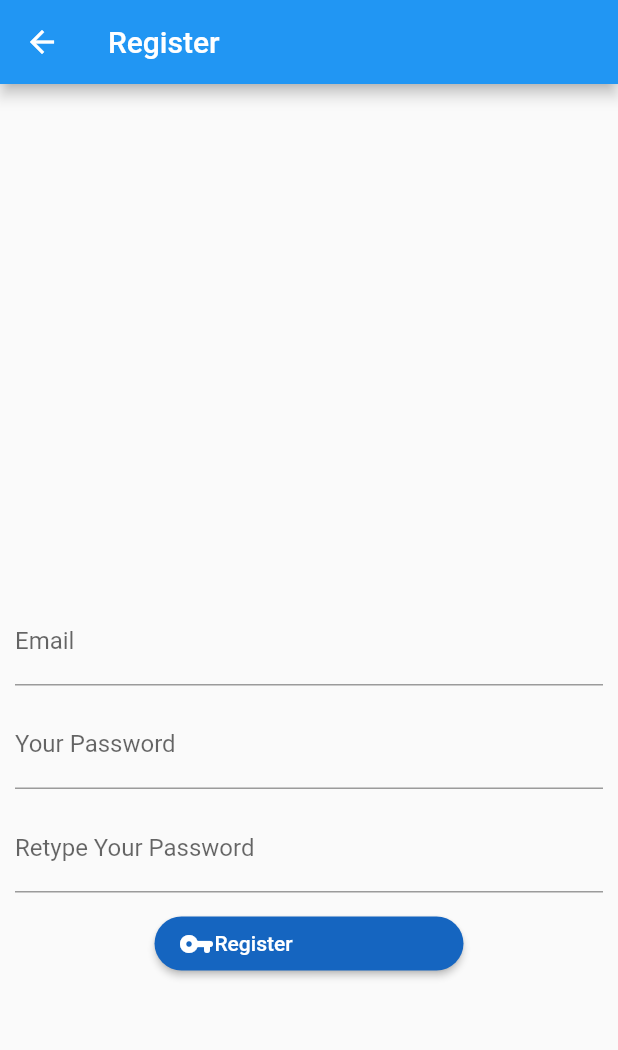
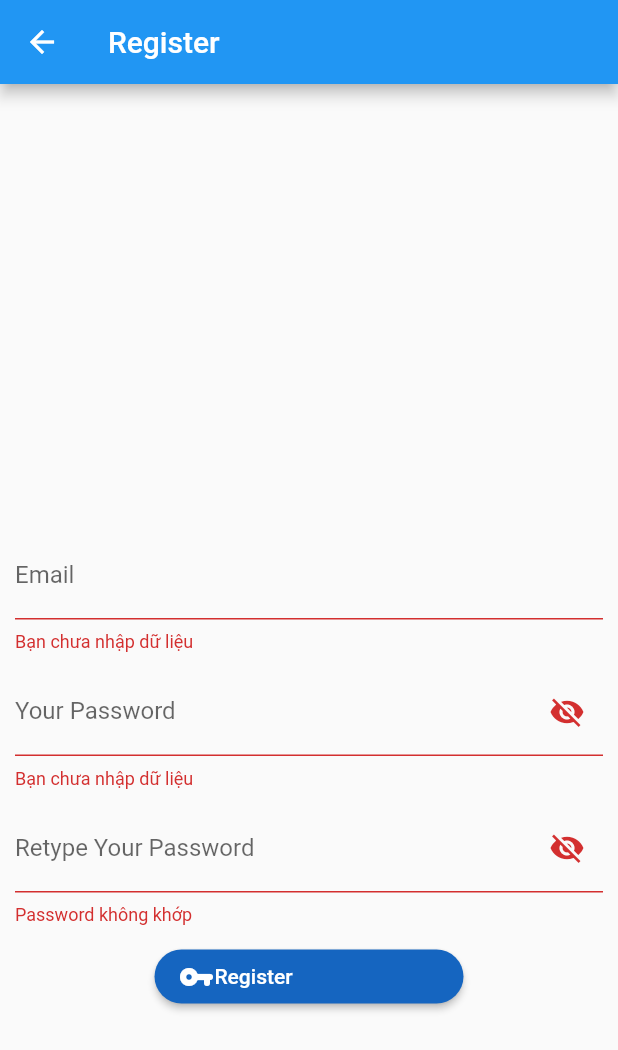
Before and after one commit to thinh1stonesky/firebase_1, a Flutter app: the RegisterPage screen opened directly, after a tap on "Register", on a phone screen of 412 x 824 dp. Shown: the top 1050 px of the screen. Run offline on Flutter 3.47's test engine with Material 2 defaults, Android fonts, the phone set to English and light mode, and no system bars; our stand-ins replace cloud_firestore, firebase_auth, firebase_core, firebase_storage, flutter_slidable, google_sign_in and 1 more; accounts and stored records are empty.

Commit message:
11.11 26/5

```diff
--- a/lib/firebase/authentication/register_page.dart
+++ b/lib/firebase/authentication/register_page.dart
@@ -3,6 +3,7 @@
 import 'package:firebase_1/firebase/authentication/authentication_methods.dart';
 import 'package:flutter/material.dart';
 
+import '../../helpers/checks.dart';
 import 'login_page.dart';
 
 class RegisterPage extends StatefulWidget {
@@ -14,6 +15,9 @@ class RegisterPage extends StatefulWidget {
 
 
 class _RegisterPageState extends State<RegisterPage> {
+  GlobalKey<FormState> formState = GlobalKey<FormState>();
+
+  bool _isVisible = false;
   String? erorr;
   TextEditingController emailCtrl = TextEditingController();
   TextEditingController passCtrl = TextEditingController();
@@ -25,7 +29,9 @@ class _RegisterPageState extends State<RegisterPage> {
       appBar: AppBar(
         title: Text('Register'),
       ),
-      body: Padding(
+      body: Form(
+        key: formState,
+        child: Padding(
           padding: EdgeInsets.symmetric(horizontal: 10),
           child: SizedBox(
             height: size.height,
@@ -35,31 +41,53 @@ class _RegisterPageState extends State<RegisterPage> {
               children: [
                 const Spacer(),
                 const Spacer(),
-               TextField(
+                TextFormField(
+                  validator: (value) => ValidateString(value),
                   controller: emailCtrl,
                   decoration: const InputDecoration(
                     label: Text('Email'),
                   ),
                 ),
                 const SizedBox(height: 10,),
-               TextField(
+                TextFormField(
+                  obscureText: _isVisible ==true ? false : true,
+                  validator: (value) => ValidateString(value),
                   controller: passCtrl,
-                decoration: const InputDecoration(
+                  decoration: InputDecoration(
                     label: Text('Your Password'),
+                      suffixIcon: IconButton(
+                          onPressed: (){
+                            setState(() {
+                              _isVisible = !_isVisible;
+                            });
+                          },
+                          icon: Icon(_isVisible ? Icons.visibility : Icons.visibility_off)
+                      )
                   ),
                 ),
                 const SizedBox(height: 10,),
-               TextField(
+                TextFormField(
+                  obscureText: _isVisible ==true ? false : true,
+                  validator: (value) => ValidatePassCfm(value, passCtrl.text),
                   controller: passCfmCtrl,
-                decoration: const InputDecoration(
+                  decoration: InputDecoration(
                     label: Text('Retype Your Password'),
+                      suffixIcon: IconButton(
+                          onPressed: (){
+                            setState(() {
+                              _isVisible = !_isVisible;
+                            });
+                          },
+                          icon: Icon(_isVisible ? Icons.visibility : Icons.visibility_off)
+                      )
                   ),
                 ),
                 const SizedBox(height: 10,),
                 SizedBox(
                   width: size.width * 0.5,
                   child: ElevatedButton(onPressed: (){
-                  if(emailCtrl.text !="" && passCtrl.text!=""&& passCfmCtrl.text == passCtrl.text){
+                    bool? validate = formState.currentState?.validate();
+                    if(validate == true){
                       registerEmailPassword(email: emailCtrl.text, password: passCtrl.text).
                       then((value){
                         setState(() {
@@ -75,8 +103,6 @@ class _RegisterPageState extends State<RegisterPage> {
                           erorr = onError;
                         });
                       });
-                  }else{
-                    print("c");
                     }
                   },
                       style: ElevatedButton.styleFrom(
@@ -96,6 +122,7 @@ class _RegisterPageState extends State<RegisterPage> {
               ],
             ),
           ),
+        ),
       )
     );
   }
--- /dev/null
+++ b/lib/helpers/checks.dart
@@ -0,0 +1,10 @@
+
+import 'package:flutter/material.dart';
+
+ValidateString(String? value) {
+  return value ==""|| value!.isEmpty ? "Bạn chưa nhập dữ liệu" : null;
+}
+
+ValidatePassCfm(String? value, String pass) {
+  return value != pass || value!.isEmpty ? "Password không khớp" : null;
+}
```
Also changed, not shown: lib/firebase/authentication/login_page.dart (+41 -5 lines), lib/firebase/cloud_firebase/pagehome_firebase.dart (+10 -0 lines). Lines whose indentation alone changed are shown as unchanged.
